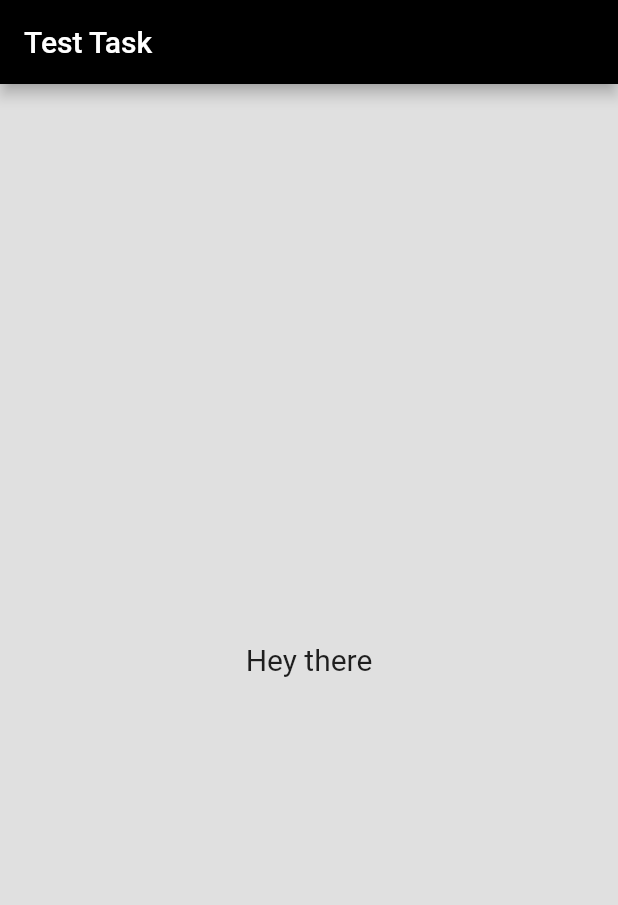
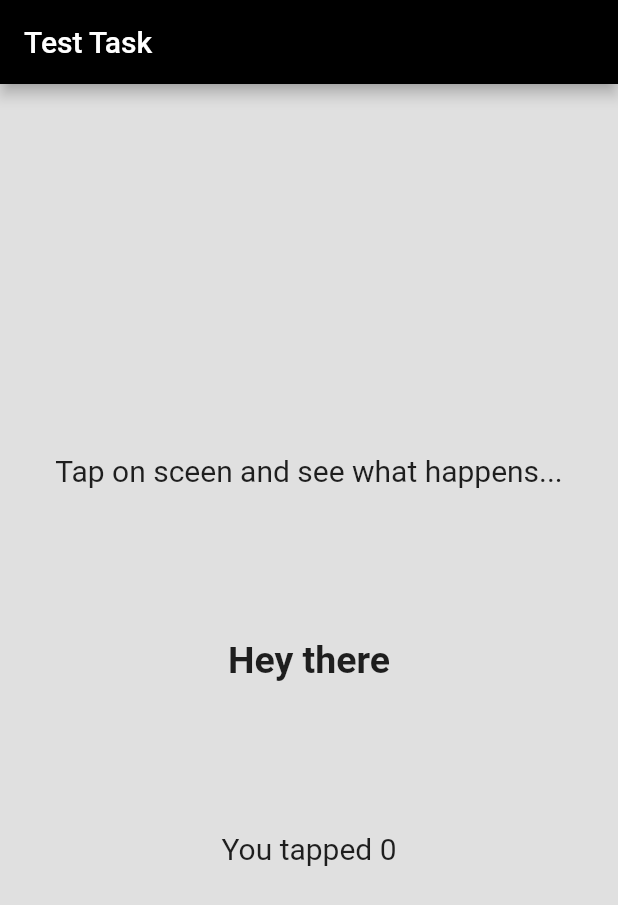
Before and after one commit to VikaKhusti/flutter_app, a Flutter app: the screen it shows after launch, on a phone screen of 412 x 824 dp. Shown: the top 905 px of the screen. Run offline on Flutter 3.47's test engine with Material 2 defaults, Android fonts, the phone set to English and light mode, and no system bars.

Commit message:
refactoring & add features

```diff
--- a/lib/main.dart
+++ b/lib/main.dart
@@ -13,19 +13,12 @@ class MainScreen extends StatefulWidget {
 
 class _MainScreenState extends State<MainScreen> {
 
-
-  List colors = [Colors.red, Colors.green, Colors.yellow];
-  Random random = new Random();
-
-  int index = 0;
-
-  void changeIndex() {
-    setState(() => index = random.nextInt(3));
-  }
+  var _count = 0;
 
   Color newColor = Colors.grey[300];
   generateColor() {
     setState(() {
+      _count++;
       newColor = Colors.primaries[Random().nextInt(Colors.primaries.length)];
     });
   }
@@ -40,12 +33,39 @@ class _MainScreenState extends State<MainScreen> {
         backgroundColor: newColor,
         body: InkWell(
           onTap: () => generateColor(),
-          child: Center(
+          child: new Center(
+            child: new Column(
+              mainAxisAlignment: MainAxisAlignment.center,
+              crossAxisAlignment: CrossAxisAlignment.center,
+              children: <Widget>[
+                new Container(
+                  padding: EdgeInsets.only(bottom: 100),
+                  child: Text(
+                    'Tap on sceen and see what happens...',
+                    style: TextStyle(
+                      fontSize: 20,
+                    ),
+                  ),
+                ),
+                new Container(
                   child: Text(
                     'Hey there',
                      style: TextStyle(
+                     fontSize: 25, fontWeight: FontWeight.bold,
+                  ),
+                ),
+                ),
+                new Container(
+                  padding: EdgeInsets.only(top: 100),
+                  child: Text(
+                    'You tapped $_count',
+                    style: TextStyle(
                       fontSize: 20,
                     ),
+                  ),
+                ),
+
+              ],
           ),
           ),
         ),
```
Lines whose indentation alone changed are shown as unchanged.
